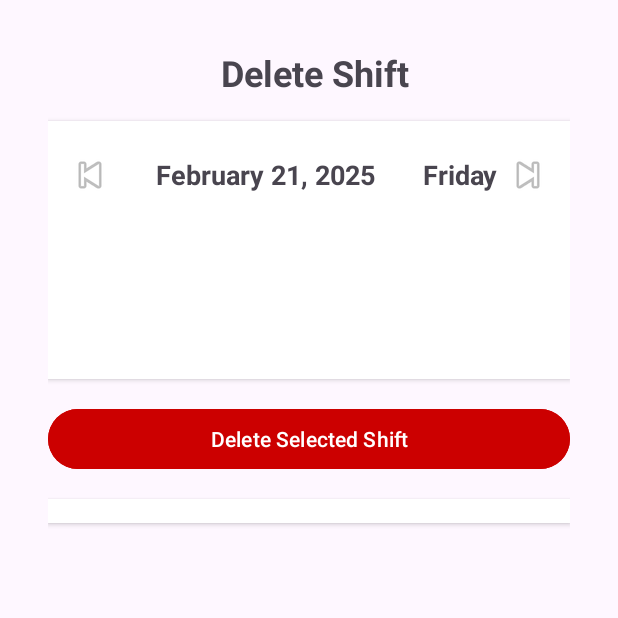
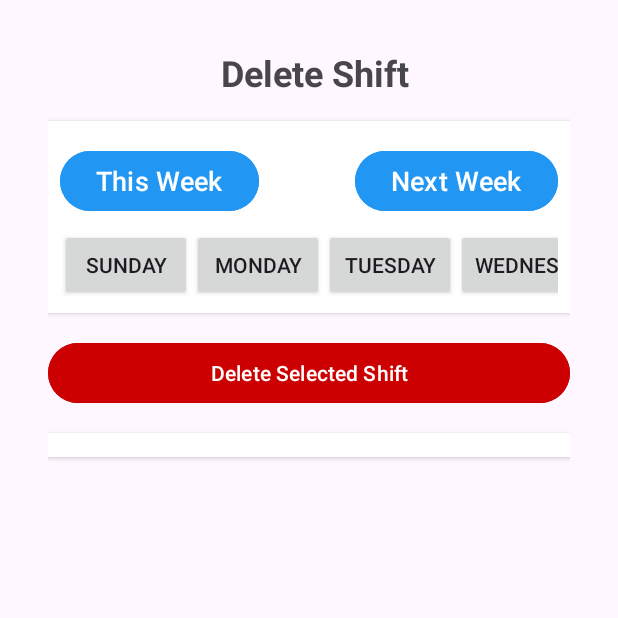
Before and after one commit to YonatanReznikov/Work-Shifts, an Android app: the deleteShiftFrag screen opened through its navigation route, on a phone screen of 412 x 824 dp, the top half of it. Run offline under Robolectric (Android 15) with nearby library versions, the phone set to English and light mode, and no system bars; our stand-ins replace Firebase (no records; nobody signed in at launch, a user with empty details on screens opened directly).

Commit message:
this\next week

```diff
--- a/app/src/main/java/com/example/work_shifts/Fragments/Worker/deleteShiftFrag.java
+++ b/app/src/main/java/com/example/work_shifts/Fragments/Worker/deleteShiftFrag.java
@@ -6,7 +6,6 @@ import android.view.View;
 import android.view.ViewGroup;
 import android.widget.Button;
 import android.widget.CheckBox;
-import android.widget.ImageButton;
 import android.widget.LinearLayout;
 import android.widget.ScrollView;
 import android.widget.TextView;
@@ -25,34 +24,35 @@ import com.google.firebase.database.DatabaseReference;
 import com.google.firebase.database.FirebaseDatabase;
 import com.google.firebase.database.ValueEventListener;
 
-import java.text.SimpleDateFormat;
+import java.util.Arrays;
 import java.util.Calendar;
+import java.util.List;
 import java.util.Locale;
 
 public class deleteShiftFrag extends Fragment {
 
-    private TextView currentDate, currentDay;
-    private ImageButton prevDate, nextDate;
-    private Button deleteButton;
+    private TextView weekTextView;
+    private Button thisWeekButton, nextWeekButton, deleteButton;
     private ScrollView dailyCalendar;
     private Calendar calendar;
     private DatabaseReference databaseReference;
-    private LinearLayout myShiftsContainer;
+    private LinearLayout daysContainer, myShiftsContainer;
     private FirebaseAuth mAuth;
     private String userId;
     private String workId;
+    private String selectedDay;
 
     @Nullable
     @Override
     public View onCreateView(@NonNull LayoutInflater inflater, @Nullable ViewGroup container, @Nullable Bundle savedInstanceState) {
         View view = inflater.inflate(R.layout.delete_shift, container, false);
 
-        currentDate = view.findViewById(R.id.currentDate);
-        currentDay = view.findViewById(R.id.currentDay);
-        prevDate = view.findViewById(R.id.prevDate);
-        nextDate = view.findViewById(R.id.nextDate);
+        weekTextView = view.findViewById(R.id.weekTextView);
+        thisWeekButton = view.findViewById(R.id.thisWeekButton);
+        nextWeekButton = view.findViewById(R.id.nextWeekButton);
         deleteButton = view.findViewById(R.id.deleteButton);
         dailyCalendar = view.findViewById(R.id.dailyCalendar);
+        daysContainer = view.findViewById(R.id.daysContainer);
         myShiftsContainer = view.findViewById(R.id.myShiftsContainer);
 
         calendar = Calendar.getInstance();
@@ -60,10 +60,10 @@ public class deleteShiftFrag extends Fragment {
         databaseReference = FirebaseDatabase.getInstance().getReference("workIDs");
 
         fetchUserData();
-        updateDateDisplay();
+        updateDaysContainer();
 
-        prevDate.setOnClickListener(v -> changeDate(-1));
-        nextDate.setOnClickListener(v -> changeDate(1));
+        thisWeekButton.setOnClickListener(v -> changeWeek(0));
+        nextWeekButton.setOnClickListener(v -> changeWeek(1));
         deleteButton.setOnClickListener(v -> deleteSelectedShifts());
 
         return view;
@@ -95,7 +95,6 @@ public class deleteShiftFrag extends Fragment {
                             for (DataSnapshot userSnapshot : snapshot.getChildren()) {
                                 userId = userSnapshot.getKey();
                                 workId = currentWorkId;
-                                loadShifts();
                                 return;
                             }
                         }
@@ -115,24 +114,34 @@ public class deleteShiftFrag extends Fragment {
         });
     }
 
-    private void updateDateDisplay() {
-        SimpleDateFormat dateFormat = new SimpleDateFormat("MMMM d, yyyy", Locale.US);
-        SimpleDateFormat dayFormat = new SimpleDateFormat("EEEE", Locale.US);
-        currentDate.setText(dateFormat.format(calendar.getTime()));
-        currentDay.setText(dayFormat.format(calendar.getTime()));
-        loadShifts();
+    private void updateDaysContainer() {
+        daysContainer.removeAllViews();
+
+        List<String> daysOfWeek = Arrays.asList("Sunday", "Monday", "Tuesday", "Wednesday", "Thursday", "Friday", "Saturday");
+
+        for (String dayName : daysOfWeek) {
+            Button dayButton = new Button(getContext());
+            dayButton.setText(dayName);
+            dayButton.setOnClickListener(v -> onDaySelected(dayName));
+            daysContainer.addView(dayButton);
+        }
     }
 
-    private void changeDate(int offset) {
-        calendar.add(Calendar.DAY_OF_MONTH, offset);
-        updateDateDisplay();
+    private void changeWeek(int offset) {
+        calendar.add(Calendar.WEEK_OF_YEAR, offset);
+        updateDaysContainer();
     }
 
-    private void loadShifts() {
+    private void onDaySelected(String dayName) {
+        selectedDay = dayName;
+        Toast.makeText(getContext(), "Selected day: " + dayName, Toast.LENGTH_SHORT).show();
+        loadShifts(dayName);
+    }
+
+    private void loadShifts(String dayName) {
         if (userId == null || workId == null) return;
 
-        String dayOfWeek = new SimpleDateFormat("EEEE", Locale.US).format(calendar.getTime());
-        databaseReference.child(workId).child("shifts").child(dayOfWeek).addListenerForSingleValueEvent(new ValueEventListener() {
+        databaseReference.child(workId).child("shifts").child(dayName).addListenerForSingleValueEvent(new ValueEventListener() {
             @Override
             public void onDataChange(@NonNull DataSnapshot snapshot) {
                 myShiftsContainer.removeAllViews();
@@ -156,18 +165,17 @@ public class deleteShiftFrag extends Fragment {
     }
 
     private void deleteSelectedShifts() {
-        if (userId == null || workId == null) return;
+        if (userId == null || workId == null || selectedDay == null) return;
 
-        String dayOfWeek = new SimpleDateFormat("EEEE", Locale.US).format(calendar.getTime());
         for (int i = 0; i < myShiftsContainer.getChildCount(); i++) {
             CheckBox checkBox = (CheckBox) myShiftsContainer.getChildAt(i);
             if (checkBox.isChecked()) {
                 String shiftId = (String) checkBox.getTag();
-                databaseReference.child(workId).child("shifts").child(dayOfWeek).child(shiftId).removeValue()
+                databaseReference.child(workId).child("shifts").child(selectedDay).child(shiftId).removeValue()
                         .addOnCompleteListener(task -> {
                             if (task.isSuccessful()) {
                                 Toast.makeText(getContext(), "Shift deleted successfully", Toast.LENGTH_SHORT).show();
-                                loadShifts();
+                                loadShifts(selectedDay);
                             } else {
                                 Toast.makeText(getContext(), "Failed to delete shift", Toast.LENGTH_SHORT).show();
                             }
--- a/app/src/main/res/layout/delete_shift.xml
+++ b/app/src/main/res/layout/delete_shift.xml
@@ -43,41 +43,33 @@
                 android:gravity="center_vertical"
                 android:paddingVertical="8dp">
 
-                <ImageButton
-                    android:id="@+id/prevDate"
-                    android:layout_width="40dp"
-                    android:layout_height="40dp"
-                    android:src="@android:drawable/ic_media_previous"
-                    android:background="?attr/selectableItemBackgroundBorderless"
-                    android:contentDescription="Previous day"/>
+                <Button
+                    android:id="@+id/thisWeekButton"
+                    android:layout_width="wrap_content"
+                    android:layout_height="wrap_content"
+                    android:text="This Week"
+                    android:textSize="18sp"
+                    android:backgroundTint="@color/blue"
+                    android:background="@null"/>
 
                 <TextView
-                    android:id="@+id/currentDate"
+                    android:id="@+id/weekTextView"
                     android:layout_width="0dp"
                     android:layout_height="wrap_content"
                     android:layout_weight="1"
-                    android:text="February 17, 2024"
+                    android:text=""
                     android:textSize="18sp"
                     android:textStyle="bold"
                     android:gravity="center"/>
 
-                <TextView
-                    android:id="@+id/currentDay"
+                <Button
+                    android:id="@+id/nextWeekButton"
                     android:layout_width="wrap_content"
                     android:layout_height="wrap_content"
-                    android:paddingStart="8dp"
-                    android:text="Saturday"
+                    android:text="Next Week"
                     android:textSize="18sp"
-                    android:textStyle="bold"
-                    android:gravity="center"/>
-
-                <ImageButton
-                    android:id="@+id/nextDate"
-                    android:layout_width="40dp"
-                    android:layout_height="40dp"
-                    android:src="@android:drawable/ic_media_next"
-                    android:background="?attr/selectableItemBackgroundBorderless"
-                    android:contentDescription="Next day"/>
+                    android:backgroundTint="@color/blue"
+                    android:background="@null"/>
             </LinearLayout>
 
             <HorizontalScrollView
@@ -86,11 +78,10 @@
                 android:scrollbars="none">
 
                 <LinearLayout
-                    android:id="@+id/timeSlotsContainer"
+                    android:id="@+id/daysContainer"
                     android:layout_width="wrap_content"
-                    android:layout_height="100dp"
-                    android:orientation="horizontal">
-                </LinearLayout>
+                    android:layout_height="wrap_content"
+                    android:orientation="horizontal"/>
             </HorizontalScrollView>
         </LinearLayout>
     </ScrollView>
```
Also changed, not shown: app/src/main/java/com/example/work_shifts/Fragments/Worker/addShiftFrag.java (+29 -46 lines), app/src/main/res/layout/add_shift.xml (+7 -6 lines).
